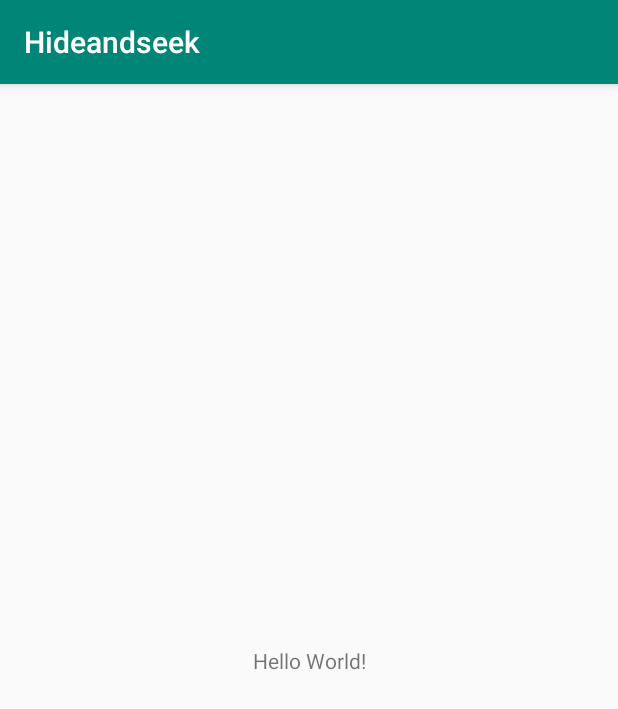
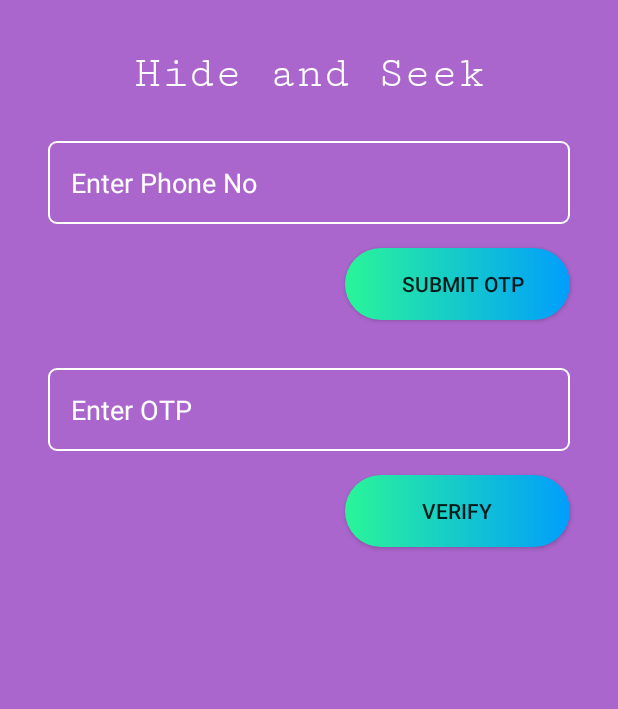
Before and after one commit to Developerani/HideandSeek, an Android app: the screen it shows after launch (MainActivity), on a phone screen of 412 x 824 dp. Shown: the top 709 px of the screen. Run offline under Robolectric (Android 15) with nearby library versions, the phone set to English and light mode, and no system bars.

Commit message:
UI Updated

```diff
--- a/app/build.gradle
+++ b/app/build.gradle
@@ -3,6 +3,7 @@ apply plugin: 'com.android.application'
 apply plugin: 'kotlin-android'
 
 apply plugin: 'kotlin-android-extensions'
+apply plugin: 'com.google.gms.google-services'
 
 android {
     compileSdkVersion 28
@@ -24,9 +25,11 @@ android {
 
 dependencies {
     implementation fileTree(dir: 'libs', include: ['*.jar'])
-    implementation"org.jetbrains.kotlin:kotlin-stdlib-jdk7:$kotlin_version"
+    implementation "org.jetbrains.kotlin:kotlin-stdlib-jdk7:$kotlin_version"
     implementation 'com.android.support:appcompat-v7:28.0.0'
     implementation 'com.android.support.constraint:constraint-layout:1.1.3'
+    implementation 'com.google.firebase:firebase-auth:16.0.3'
+    implementation 'com.google.firebase:firebase-database:16.0.1'
     testImplementation 'junit:junit:4.12'
     androidTestImplementation 'com.android.support.test:runner:1.0.2'
     androidTestImplementation 'com.android.support.test.espresso:espresso-core:3.0.2'
--- a/app/src/main/java/com/example/hideandseek/MainActivity.kt
+++ b/app/src/main/java/com/example/hideandseek/MainActivity.kt
@@ -2,11 +2,19 @@ package com.example.hideandseek
 
 import android.support.v7.app.AppCompatActivity
 import android.os.Bundle
+import android.widget.Toast
+import kotlinx.android.synthetic.main.activity_main.*
 
 class MainActivity : AppCompatActivity() {
 
     override fun onCreate(savedInstanceState: Bundle?) {
         super.onCreate(savedInstanceState)
         setContentView(R.layout.activity_main)
+
+        submit_otp.setOnClickListener {
+            var phone_no:String = phone_no.text.toString()
+            var otp:String = otp.text.toString()
+            Toast.makeText(this,phone_no+" OTP:"+otp,Toast.LENGTH_SHORT).show()
+        }
     }
 }
--- /dev/null
+++ b/app/src/main/res/drawable/custom_button_gradient.xml
@@ -0,0 +1,5 @@
+<?xml version="1.0" encoding="utf-8"?>
+<shape xmlns:android="http://schemas.android.com/apk/res/android">
+    <gradient android:startColor="#2AF598" android:endColor="#009EFD" android:type="linear"/>
+    <corners android:radius="30dp"/>
+</shape>
--- /dev/null
+++ b/app/src/main/res/drawable/custom_input.xml
@@ -0,0 +1,5 @@
+<?xml version="1.0" encoding="utf-8"?>
+<shape xmlns:android="http://schemas.android.com/apk/res/android">
+    <stroke android:color="@color/white" android:width="1dp"/>
+    <corners android:radius="5dp"/>
+</shape>
--- a/app/src/main/res/layout/activity_main.xml
+++ b/app/src/main/res/layout/activity_main.xml
@@ -5,15 +5,65 @@
         xmlns:app="http://schemas.android.com/apk/res-auto"
         android:layout_width="match_parent"
         android:layout_height="match_parent"
-        tools:context=".MainActivity">
+        tools:context=".MainActivity" android:background="@android:color/holo_purple">
 
     <TextView
-            android:layout_width="wrap_content"
+            android:text="Hide and Seek"
+            android:textColor="@color/white"
+            android:fontFamily="serif-monospace"
+            android:textSize="30sp"
+            android:layout_width="0dp"
+            android:layout_height="30dp"
+            android:textAlignment="center"
+            android:id="@+id/textView2" android:layout_marginTop="32dp"
+            app:layout_constraintTop_toTopOf="parent" android:layout_marginStart="8dp"
+            app:layout_constraintStart_toStartOf="parent" android:layout_marginLeft="8dp" android:layout_marginEnd="8dp"
+            app:layout_constraintEnd_toEndOf="parent" android:layout_marginRight="8dp"/>
+
+    <EditText
+            android:layout_width="0dp"
+            android:layout_height="55dp"
+            android:ems="10"
+            android:id="@+id/phone_no"
+            android:hint="@string/enter_phone_no"
+            android:paddingLeft="15dp"
+            android:inputType="number"
+            android:background="@drawable/custom_input"
+            android:textColorHint="@color/white"
+            android:textColor="@color/white"
+            app:layout_constraintStart_toStartOf="@+id/textView2"
+            app:layout_constraintEnd_toEndOf="@+id/textView2" android:layout_marginTop="32dp"
+            app:layout_constraintTop_toBottomOf="@+id/textView2" android:layout_marginLeft="24dp"
+            android:layout_marginStart="24dp" android:layout_marginEnd="24dp" android:layout_marginRight="24dp"/>
+    <EditText
+            android:layout_width="0dp"
+            android:inputType="textPersonName"
+            android:ems="10"
+            android:id="@+id/otp"
+            android:layout_height="55dp"
+            android:hint="@string/enter_otp"
+            android:paddingLeft="15dp"
+            android:background="@drawable/custom_input"
+            android:textColorHint="@color/white"
+            android:textColor="@color/white"
+            app:layout_constraintStart_toStartOf="@+id/phone_no"
+            app:layout_constraintEnd_toEndOf="@+id/phone_no" android:layout_marginTop="32dp"
+            app:layout_constraintTop_toBottomOf="@+id/button2"/>
+    <Button
+            android:text="Verify"
+            android:layout_width="150dp"
             android:layout_height="wrap_content"
-            android:text="Hello World!"
-            app:layout_constraintBottom_toBottomOf="parent"
-            app:layout_constraintLeft_toLeftOf="parent"
-            app:layout_constraintRight_toRightOf="parent"
-            app:layout_constraintTop_toTopOf="parent"/>
-
+            android:id="@+id/submit_otp"
+            android:background="@drawable/custom_button_gradient"
+            app:layout_constraintStart_toStartOf="@+id/otp"
+            app:layout_constraintEnd_toEndOf="@+id/otp" android:layout_marginTop="16dp"
+            app:layout_constraintTop_toBottomOf="@+id/otp" app:layout_constraintHorizontal_bias="1.0"/>
+    <Button
+            android:text="  Submit OTP"
+            android:layout_width="150dp"
+            android:background="@drawable/custom_button_gradient"
+            android:layout_height="0dp"
+            android:id="@+id/button2" app:layout_constraintStart_toStartOf="@+id/phone_no"
+            app:layout_constraintEnd_toEndOf="@+id/phone_no" android:layout_marginTop="16dp"
+            app:layout_constraintTop_toBottomOf="@+id/phone_no" app:layout_constraintHorizontal_bias="1.0"/>
 </android.support.constraint.ConstraintLayout>
--- a/app/src/main/res/values/colors.xml
+++ b/app/src/main/res/values/colors.xml
@@ -1,6 +1,8 @@
 <?xml version="1.0" encoding="utf-8"?>
 <resources>
-    <color name="colorPrimary">#008577</color>
-    <color name="colorPrimaryDark">#00574B</color>
-    <color name="colorAccent">#D81B60</color>
+    <color name="colorPrimary">#3F51B5</color>
+    <color name="colorPrimaryDark">#303F9F</color>
+    <color name="colorAccent">#66198e</color>
+    <color name="white">#FFFFFF</color>
+    <color name="purple">#66198e</color>
 </resources>
--- a/app/src/main/res/values/strings.xml
+++ b/app/src/main/res/values/strings.xml
@@ -1,3 +1,5 @@
 <resources>
     <string name="app_name">Hideandseek</string>
+    <string name="enter_phone_no">Enter Phone No</string>
+    <string name="enter_otp">Enter OTP</string>
 </resources>
--- a/app/src/main/res/values/styles.xml
+++ b/app/src/main/res/values/styles.xml
@@ -1,7 +1,7 @@
 <resources>
 
     <!-- Base application theme. -->
-    <style name="AppTheme" parent="Theme.AppCompat.Light.DarkActionBar">
+    <style name="AppTheme" parent="Theme.AppCompat.Light.NoActionBar">
         <!-- Customize your theme here. -->
         <item name="colorPrimary">@color/colorPrimary</item>
         <item name="colorPrimaryDark">@color/colorPrimaryDark</item>
--- a/build.gradle
+++ b/build.gradle
@@ -10,6 +10,7 @@ buildscript {
     dependencies {
         classpath 'com.android.tools.build:gradle:3.3.0'
         classpath "org.jetbrains.kotlin:kotlin-gradle-plugin:$kotlin_version"
+        classpath 'com.google.gms:google-services:4.1.0'
         // NOTE: Do not place your application dependencies here; they belong
         // in the individual module build.gradle files
     }
```
